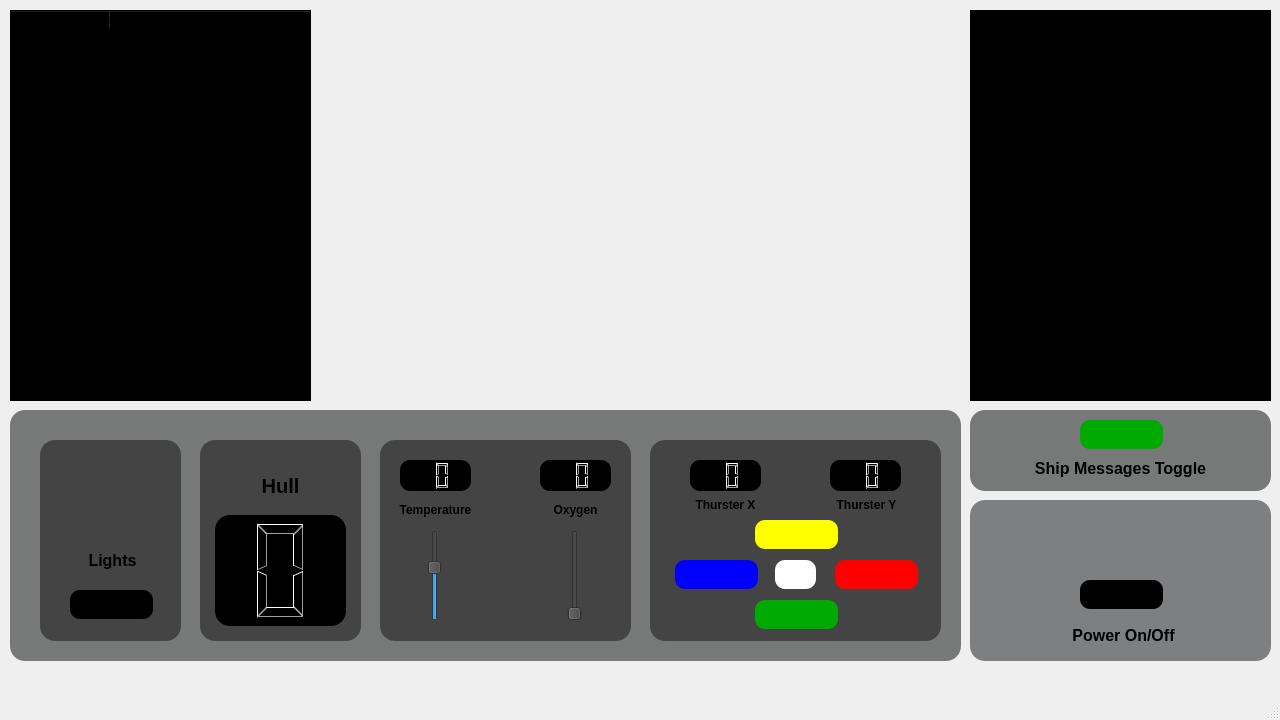
Qt form reach_spaceship_controller/mainwindow.ui (SUP3RBOB/project3_section3_group7) before a commit.
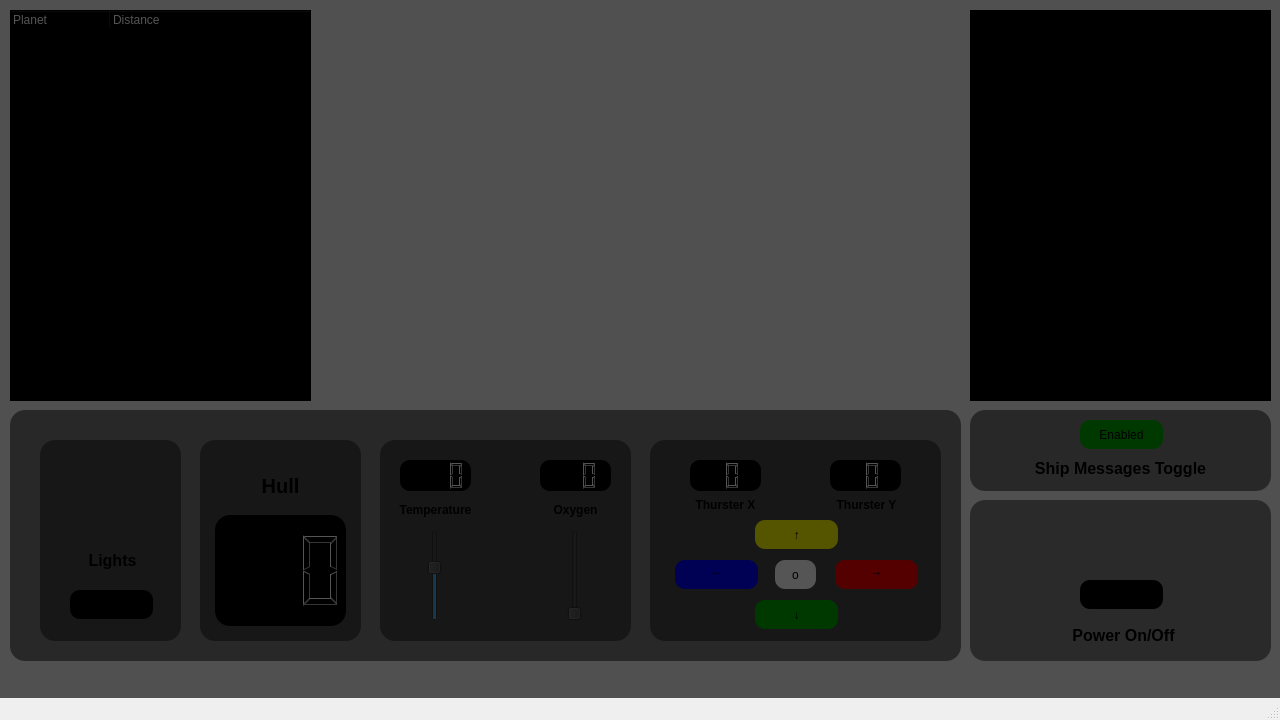
The same form after that commit. Icons and pictures are not drawn.

Commit message:
UI spaceship integration (#19)
* Started linking some modules to UI

- Adjusted some ui properties to better fit the module values

* Linked more modules to UI and called save/load methods

- Save and load methods are working
- More modules linked to UI
TODO:
- Link comms, map and nav
- Save navigation at a slower interval

* Integrated map module with UI

- Changed up some planet values (and added some more)

* All modules are linked to UI

- Still need to fix some tests

* Fixed failing tests

* Update navigation.cpp

```diff
--- a/reach_spaceship_controller/mainwindow.ui
+++ b/reach_spaceship_controller/mainwindow.ui
@@ -45,7 +45,14 @@
      <bool>false</bool>
     </property>
     <property name="styleSheet">
-     <string notr="true">background-color: rgb(0, 0, 0);</string>
+     <string notr="true">background-color: rgb(0, 0, 0);
+color: rgb(255, 255, 255);</string>
+    </property>
+    <property name="spacing">
+     <number>2</number>
+    </property>
+    <property name="wordWrap">
+     <bool>true</bool>
     </property>
    </widget>
    <widget class="QFrame" name="Shipmsgtoggle">
@@ -79,6 +86,15 @@
      <property name="palette">
       <palette>
        <active>
+        <colorrole role="WindowText">
+         <brush brushstyle="SolidPattern">
+          <color alpha="255">
+           <red>0</red>
+           <green>0</green>
+           <blue>0</blue>
+          </color>
+         </brush>
+        </colorrole>
         <colorrole role="Button">
          <brush brushstyle="SolidPattern">
           <color alpha="255">
@@ -88,6 +104,24 @@
           </color>
          </brush>
         </colorrole>
+        <colorrole role="Text">
+         <brush brushstyle="SolidPattern">
+          <color alpha="255">
+           <red>0</red>
+           <green>0</green>
+           <blue>0</blue>
+          </color>
+         </brush>
+        </colorrole>
+        <colorrole role="ButtonText">
+         <brush brushstyle="SolidPattern">
+          <color alpha="255">
+           <red>0</red>
+           <green>0</green>
+           <blue>0</blue>
+          </color>
+         </brush>
+        </colorrole>
         <colorrole role="Base">
          <brush brushstyle="SolidPattern">
           <color alpha="255">
@@ -115,8 +149,26 @@
           </color>
          </brush>
         </colorrole>
+        <colorrole role="PlaceholderText">
+         <brush brushstyle="SolidPattern">
+          <color alpha="128">
+           <red>0</red>
+           <green>0</green>
+           <blue>0</blue>
+          </color>
+         </brush>
+        </colorrole>
        </active>
        <inactive>
+        <colorrole role="WindowText">
+         <brush brushstyle="SolidPattern">
+          <color alpha="255">
+           <red>0</red>
+           <green>0</green>
+           <blue>0</blue>
+          </color>
+         </brush>
+        </colorrole>
         <colorrole role="Button">
          <brush brushstyle="SolidPattern">
           <color alpha="255">
@@ -126,6 +178,24 @@
           </color>
          </brush>
         </colorrole>
+        <colorrole role="Text">
+         <brush brushstyle="SolidPattern">
+          <color alpha="255">
+           <red>0</red>
+           <green>0</green>
+           <blue>0</blue>
+          </color>
+         </brush>
+        </colorrole>
+        <colorrole role="ButtonText">
+         <brush brushstyle="SolidPattern">
+          <color alpha="255">
+           <red>0</red>
+           <green>0</green>
+           <blue>0</blue>
+          </color>
+         </brush>
+        </colorrole>
         <colorrole role="Base">
          <brush brushstyle="SolidPattern">
           <color alpha="255">
@@ -153,8 +223,26 @@
           </color>
          </brush>
         </colorrole>
+        <colorrole role="PlaceholderText">
+         <brush brushstyle="SolidPattern">
+          <color alpha="128">
+           <red>0</red>
+           <green>0</green>
+           <blue>0</blue>
+          </color>
+         </brush>
+        </colorrole>
        </inactive>
        <disabled>
+        <colorrole role="WindowText">
+         <brush brushstyle="SolidPattern">
+          <color alpha="255">
+           <red>0</red>
+           <green>0</green>
+           <blue>0</blue>
+          </color>
+         </brush>
+        </colorrole>
         <colorrole role="Button">
          <brush brushstyle="SolidPattern">
           <color alpha="255">
@@ -164,6 +252,15 @@
           </color>
          </brush>
         </colorrole>
+        <colorrole role="Text">
+         <brush brushstyle="SolidPattern">
+          <color alpha="255">
+           <red>0</red>
+           <green>0</green>
+           <blue>0</blue>
+          </color>
+         </brush>
+        </colorrole>
         <colorrole role="ButtonText">
          <brush brushstyle="SolidPattern">
           <color alpha="135">
@@ -200,6 +297,15 @@
           </color>
          </brush>
         </colorrole>
+        <colorrole role="PlaceholderText">
+         <brush brushstyle="SolidPattern">
+          <color alpha="128">
+           <red>0</red>
+           <green>0</green>
+           <blue>0</blue>
+          </color>
+         </brush>
+        </colorrole>
        </disabled>
       </palette>
      </property>
@@ -208,11 +314,12 @@
      </property>
      <property name="styleSheet">
       <string notr="true">background-color: rgb(0, 170, 0);
+color: rgb(0, 0, 0);
 alternate-background-color: rgb(170, 0, 0);
 border-radius: 10px</string>
      </property>
      <property name="text">
-      <string/>
+      <string>Enabled</string>
      </property>
      <property name="checkable">
       <bool>true</bool>
@@ -348,7 +455,8 @@
      </rect>
     </property>
     <property name="styleSheet">
-     <string notr="true">background-color: rgb(0, 0, 0);</string>
+     <string notr="true">background-color: rgb(0, 0, 0);
+color: rgb(255, 255, 255);</string>
     </property>
     <column>
      <property name="text">
@@ -433,7 +541,7 @@
         background-color: rgb(0, 0, 0);</string>
       </property>
       <property name="digitCount">
-       <number>1</number>
+       <number>3</number>
       </property>
      </widget>
      <widget class="QLabel" name="label_4">
@@ -600,10 +708,12 @@
       </property>
       <property name="styleSheet">
        <string notr="true">background-color: rgb(0, 170, 0);
+font: 24pt &quot;Segoe UI&quot;;
+color: rgb(0, 0, 0);
 border-radius: 10px;</string>
       </property>
       <property name="text">
-       <string/>
+       <string>↓</string>
       </property>
      </widget>
      <widget class="QPushButton" name="ThrustClearButton">
@@ -617,10 +727,11 @@
       </property>
       <property name="styleSheet">
        <string notr="true">background-color: rgb(255, 255, 255);
-border-radius: 10px;</string>
+color: rgb(0, 0, 0);
+border-radius: 10px</string>
       </property>
       <property name="text">
-       <string/>
+       <string>o</string>
       </property>
      </widget>
      <widget class="QPushButton" name="ThrustLeftButton">
@@ -634,10 +745,13 @@
       </property>
       <property name="styleSheet">
        <string notr="true">background-color: rgb(0, 0, 255);
-border-radius: 10px;</string>
+font: 24pt &quot;Segoe UI&quot;;
+color: rgb(0, 0, 0);
+border-radius: 10px;
+padding-bottom: 8px;</string>
       </property>
       <property name="text">
-       <string/>
+       <string>←</string>
       </property>
      </widget>
      <widget class="QPushButton" name="ThrustRightButton">
@@ -651,10 +765,13 @@
       </property>
       <property name="styleSheet">
        <string notr="true">background-color: rgb(255, 0, 0);
-border-radius: 10px;</string>
+font: 24pt &quot;Segoe UI&quot;;
+color: rgb(0, 0, 0);
+border-radius: 10px;
+padding-bottom: 7px;</string>
       </property>
       <property name="text">
-       <string/>
+       <string>→</string>
       </property>
      </widget>
      <widget class="QPushButton" name="ThrustUpButton">
@@ -668,10 +785,12 @@
       </property>
       <property name="styleSheet">
        <string notr="true">background-color: rgb(255, 255, 0);
+font: 24pt &quot;Segoe UI&quot;;
+color: rgb(0, 0, 0);
 border-radius: 10px;</string>
       </property>
       <property name="text">
-       <string/>
+       <string>↑</string>
       </property>
      </widget>
      <widget class="QLCDNumber" name="ThrusterXLabel">
@@ -802,7 +921,7 @@
 border-radius: 10px;</string>
       </property>
       <property name="digitCount">
-       <number>2</number>
+       <number>3</number>
       </property>
      </widget>
      <widget class="QLCDNumber" name="TempLabel">
@@ -822,7 +941,7 @@
 border-radius: 10px;</string>
       </property>
       <property name="digitCount">
-       <number>2</number>
+       <number>4</number>
       </property>
      </widget>
      <widget class="QSlider" name="TempSlider">
@@ -856,6 +975,9 @@
         <height>91</height>
        </rect>
       </property>
+      <property name="maximum">
+       <number>100</number>
+      </property>
       <property name="orientation">
        <enum>Qt::Orientation::Vertical</enum>
       </property>
@@ -931,12 +1053,32 @@
      <string notr="true">background-image: url(:/Images/Images/wood with hole.png);</string>
     </property>
    </widget>
+   <widget class="QWidget" name="LightsOverlay" native="true">
+    <property name="enabled">
+     <bool>true</bool>
+    </property>
+    <property name="geometry">
+     <rect>
+      <x>0</x>
+      <y>0</y>
+      <width>1280</width>
+      <height>720</height>
+     </rect>
+    </property>
+    <property name="mouseTracking">
+     <bool>false</bool>
+    </property>
+    <property name="styleSheet">
+     <string notr="true">background-color: rgba(0, 0, 0, 170);</string>
+    </property>
+   </widget>
    <zorder>background</zorder>
    <zorder>MessagesList</zorder>
    <zorder>Shipmsgtoggle</zorder>
    <zorder>power</zorder>
    <zorder>PlanetTable</zorder>
    <zorder>MainPanel</zorder>
+   <zorder>LightsOverlay</zorder>
   </widget>
   <widget class="QMenuBar" name="menubar">
    <property name="geometry">
```
The commit also changes 7 other files.
